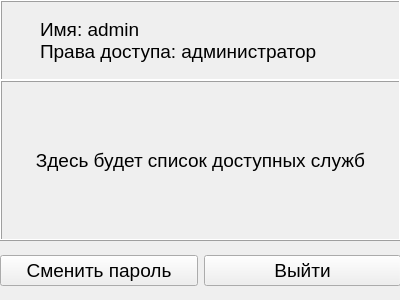
Before: the Qt Designer form university_project_client/aboutuserform.ui in Fxsh-pro/university_project, drawn with Qt 5.
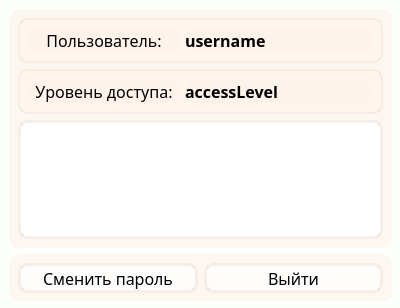
After: the same form once the commit is applied.

What changed in the file:
```diff
--- a/university_project_client/aboutuserform.ui
+++ b/university_project_client/aboutuserform.ui
@@ -7,118 +7,275 @@
     <x>0</x>
     <y>0</y>
     <width>400</width>
-    <height>300</height>
+    <height>308</height>
    </rect>
   </property>
   <property name="windowTitle">
    <string>Form</string>
   </property>
+  <property name="styleSheet">
+   <string notr="true">background-color: rgba(253, 255, 253, 255);
+font-family: Century Gothic;</string>
+  </property>
   <widget class="QFrame" name="frame">
    <property name="geometry">
     <rect>
      <x>0</x>
      <y>0</y>
      <width>401</width>
-     <height>81</height>
+     <height>311</height>
     </rect>
    </property>
-   <property name="frameShape">
-    <enum>QFrame::Box</enum>
+   <property name="styleSheet">
+    <string notr="true">background-color:none;</string>
    </property>
-   <property name="frameShadow">
-    <enum>QFrame::Raised</enum>
-   </property>
-   <widget class="QLabel" name="label_about_user">
-    <property name="geometry">
-     <rect>
-      <x>40</x>
-      <y>0</y>
-      <width>401</width>
-      <height>81</height>
-     </rect>
-    </property>
-    <property name="font">
-     <font>
-      <pointsize>14</pointsize>
-     </font>
-    </property>
-    <property name="layoutDirection">
-     <enum>Qt::LeftToRight</enum>
-    </property>
-    <property name="text">
-     <string>&lt;html&gt;&lt;head/&gt;&lt;body&gt;&lt;p&gt;Имя: admin&lt;br/&gt;Права доступа: администратор&lt;/p&gt;&lt;/body&gt;&lt;/html&gt;</string>
-    </property>
-   </widget>
-  </widget>
-  <widget class="QFrame" name="frame_2">
-   <property name="geometry">
-    <rect>
-     <x>0</x>
-     <y>80</y>
-     <width>401</width>
-     <height>161</height>
-    </rect>
-   </property>
-   <property name="frameShape">
-    <enum>QFrame::Box</enum>
-   </property>
-   <property name="frameShadow">
-    <enum>QFrame::Raised</enum>
-   </property>
-   <widget class="QLabel" name="label_services">
-    <property name="geometry">
-     <rect>
-      <x>10</x>
-      <y>0</y>
-      <width>381</width>
-      <height>161</height>
-     </rect>
-    </property>
-    <property name="font">
-     <font>
-      <pointsize>14</pointsize>
-     </font>
-    </property>
-    <property name="text">
-     <string>Здесь будет список доступных служб</string>
-    </property>
-    <property name="alignment">
-     <set>Qt::AlignCenter</set>
-    </property>
-   </widget>
-  </widget>
-  <widget class="QWidget" name="horizontalLayoutWidget">
-   <property name="geometry">
-    <rect>
-     <x>0</x>
-     <y>240</y>
-     <width>401</width>
-     <height>61</height>
-    </rect>
-   </property>
-   <layout class="QHBoxLayout" name="horizontalLayout">
+   <layout class="QVBoxLayout" name="verticalLayout">
     <item>
-     <widget class="QPushButton" name="pushButton">
-      <property name="font">
-       <font>
-        <pointsize>14</pointsize>
-       </font>
+     <widget class="QFrame" name="frame_4">
+      <property name="styleSheet">
+       <string notr="true">background-color: rgba(254, 244, 236, 180);
+border-radius: 10px;</string>
       </property>
-      <property name="text">
-       <string>Сменить пароль</string>
+      <property name="frameShape">
+       <enum>QFrame::StyledPanel</enum>
       </property>
+      <property name="frameShadow">
+       <enum>QFrame::Raised</enum>
+      </property>
+      <layout class="QVBoxLayout" name="verticalLayout_2">
+       <item>
+        <widget class="QFrame" name="frame_2">
+         <property name="styleSheet">
+          <string notr="true">background-color: rgba(254, 238, 229, 80);
+border: 2px solid rgba(236, 218, 204, 90);
+border-radius: 10px;</string>
+         </property>
+         <property name="frameShape">
+          <enum>QFrame::StyledPanel</enum>
+         </property>
+         <property name="frameShadow">
+          <enum>QFrame::Raised</enum>
+         </property>
+         <layout class="QHBoxLayout" name="horizontalLayout">
+          <item>
+           <widget class="QLabel" name="label_user">
+            <property name="minimumSize">
+             <size>
+              <width>150</width>
+              <height>0</height>
+             </size>
+            </property>
+            <property name="maximumSize">
+             <size>
+              <width>150</width>
+              <height>16777215</height>
+             </size>
+            </property>
+            <property name="font">
+             <font>
+              <family>Century Gothic</family>
+              <pointsize>12</pointsize>
+             </font>
+            </property>
+            <property name="styleSheet">
+             <string notr="true">background-color: rgba(254, 238, 229, 80);
+border: none</string>
+            </property>
+            <property name="text">
+             <string>Пользователь:</string>
+            </property>
+            <property name="alignment">
+             <set>Qt::AlignCenter</set>
+            </property>
+           </widget>
+          </item>
+          <item>
+           <widget class="QLabel" name="label_user_val">
+            <property name="font">
+             <font>
+              <family>Century Gothic</family>
+              <pointsize>12</pointsize>
+              <bold>true</bold>
+             </font>
+            </property>
+            <property name="styleSheet">
+             <string notr="true">background-color: rgba(254, 238, 229, 80);
+border: none</string>
+            </property>
+            <property name="text">
+             <string>username</string>
+            </property>
+            <property name="alignment">
+             <set>Qt::AlignLeading|Qt::AlignLeft|Qt::AlignVCenter</set>
+            </property>
+           </widget>
+          </item>
+         </layout>
+        </widget>
+       </item>
+       <item>
+        <widget class="QFrame" name="frame_3">
+         <property name="minimumSize">
+          <size>
+           <width>100</width>
+           <height>0</height>
+          </size>
+         </property>
+         <property name="styleSheet">
+          <string notr="true">background-color: rgba(254, 238, 229, 80);
+border: 2px solid rgba(236, 218, 204, 90);
+border-radius: 10px;</string>
+         </property>
+         <property name="frameShape">
+          <enum>QFrame::StyledPanel</enum>
+         </property>
+         <property name="frameShadow">
+          <enum>QFrame::Raised</enum>
+         </property>
+         <layout class="QHBoxLayout" name="horizontalLayout_2">
+          <item>
+           <widget class="QLabel" name="label_level">
+            <property name="minimumSize">
+             <size>
+              <width>150</width>
+              <height>0</height>
+             </size>
+            </property>
+            <property name="maximumSize">
+             <size>
+              <width>150</width>
+              <height>16777215</height>
+             </size>
+            </property>
+            <property name="font">
+             <font>
+              <family>Century Gothic</family>
+              <pointsize>12</pointsize>
+             </font>
+            </property>
+            <property name="styleSheet">
+             <string notr="true">background-color: rgba(254, 238, 229, 80);
+border: none</string>
+            </property>
+            <property name="text">
+             <string>Уровень доступа:</string>
+            </property>
+            <property name="alignment">
+             <set>Qt::AlignCenter</set>
+            </property>
+           </widget>
+          </item>
+          <item>
+           <widget class="QLabel" name="label_level_val">
+            <property name="font">
+             <font>
+              <family>Century Gothic</family>
+              <pointsize>12</pointsize>
+              <bold>true</bold>
+             </font>
+            </property>
+            <property name="styleSheet">
+             <string notr="true">background-color: rgba(254, 238, 229, 80);
+border: none</string>
+            </property>
+            <property name="text">
+             <string>accessLevel</string>
+            </property>
+           </widget>
+          </item>
+         </layout>
+        </widget>
+       </item>
+       <item>
+        <widget class="QListWidget" name="listWidget">
+         <property name="styleSheet">
+          <string notr="true">background-color: white;
+border: 3px solid rgba(236, 218, 204, 90);
+border-radius: 10px;</string>
+         </property>
+        </widget>
+       </item>
+      </layout>
      </widget>
     </item>
     <item>
-     <widget class="QPushButton" name="pushButton_exit">
-      <property name="font">
-       <font>
-        <pointsize>14</pointsize>
-       </font>
+     <widget class="QFrame" name="frame_5">
+      <property name="styleSheet">
+       <string notr="true">background-color: rgba(254, 244, 236, 180);
+border-radius: 10px;</string>
       </property>
-      <property name="text">
-       <string>Выйти</string>
+      <property name="frameShape">
+       <enum>QFrame::StyledPanel</enum>
       </property>
+      <property name="frameShadow">
+       <enum>QFrame::Raised</enum>
+      </property>
+      <layout class="QHBoxLayout" name="horizontalLayout_3">
+       <item>
+        <widget class="QPushButton" name="pushButton">
+         <property name="minimumSize">
+          <size>
+           <width>0</width>
+           <height>30</height>
+          </size>
+         </property>
+         <property name="font">
+          <font>
+           <family>Century Gothic</family>
+           <pointsize>12</pointsize>
+          </font>
+         </property>
+         <property name="styleSheet">
+          <string notr="true">QPushButton {
+background-color: rgba(255, 255, 255, 200);
+border: 3px solid rgba(236, 218, 204, 90);
+border-radius: 10px;
+}
+QPushButton:hover {
+background-color: rgba(236, 218, 204, 90);
+}
+QPushButton:pressed {
+background-color: rgba(236, 218, 204, 150);
+}</string>
+         </property>
+         <property name="text">
+          <string>Сменить пароль</string>
+         </property>
+        </widget>
+       </item>
+       <item>
+        <widget class="QPushButton" name="pushButton_exit">
+         <property name="minimumSize">
+          <size>
+           <width>0</width>
+           <height>30</height>
+          </size>
+         </property>
+         <property name="font">
+          <font>
+           <family>Century Gothic</family>
+           <pointsize>12</pointsize>
+          </font>
+         </property>
+         <property name="styleSheet">
+          <string notr="true">QPushButton {
+background-color: rgba(255, 255, 255, 200);
+border: 3px solid rgba(236, 218, 204, 90);
+border-radius: 10px;
+}
+QPushButton:hover {
+background-color: rgba(236, 218, 204, 90);
+}
+QPushButton:pressed {
+background-color: rgba(236, 218, 204, 150);
+}</string>
+         </property>
+         <property name="text">
+          <string>Выйти</string>
+         </property>
+        </widget>
+       </item>
+      </layout>
      </widget>
     </item>
    </layout>
```
